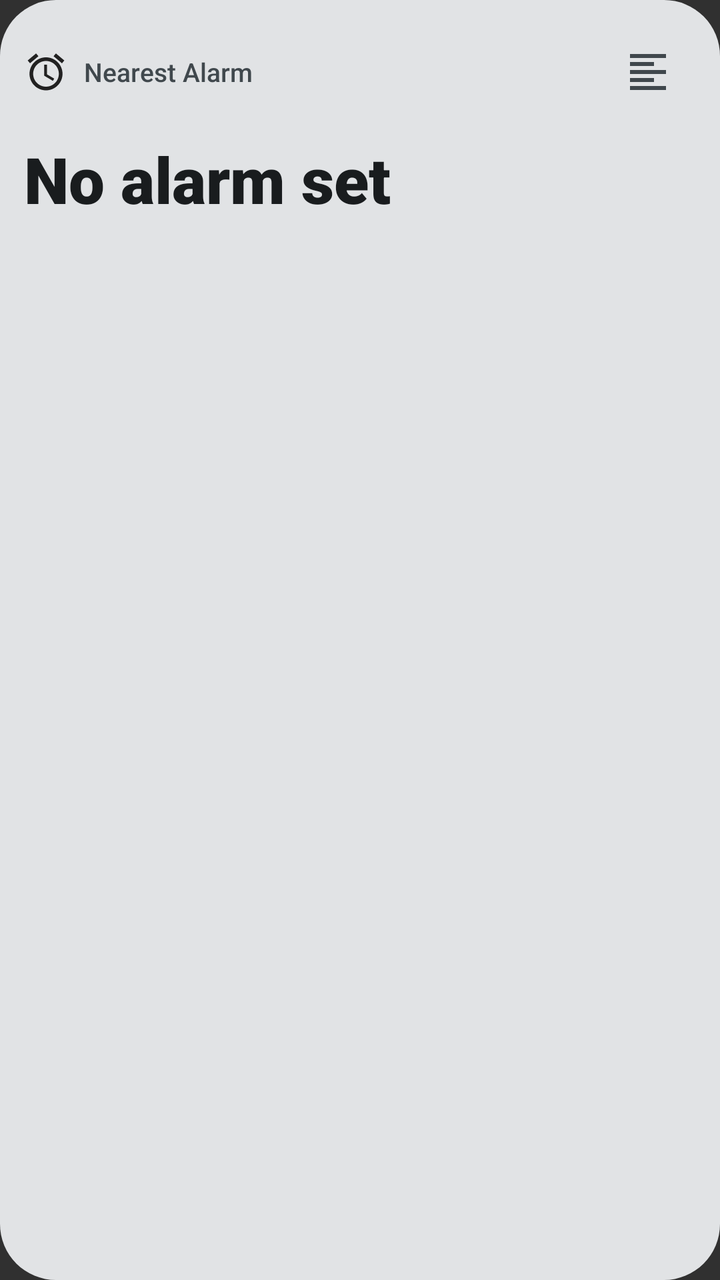
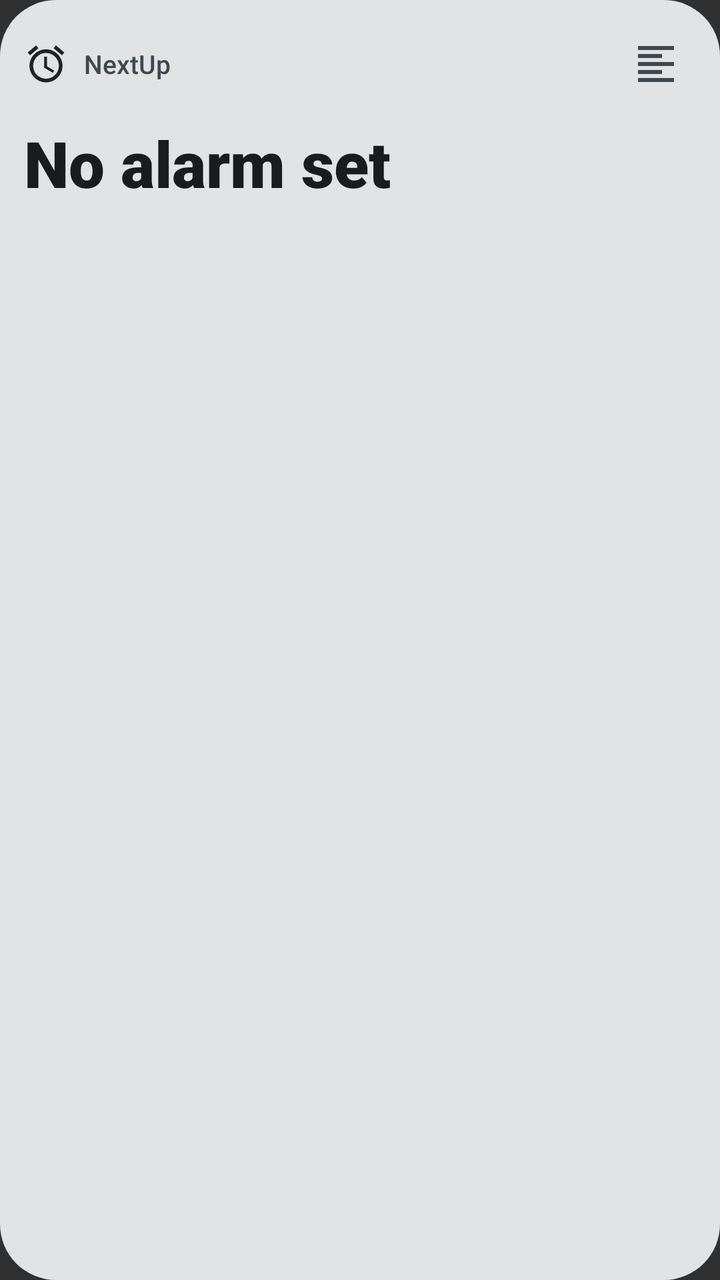

The first picture is an Android layout as it rendered before a commit; the second is the same layout after the commit. The layout source and the unified diff follow.
<!-- AndroidManifest.xml: application theme android:Theme.Material.NoActionBar -->
<!-- res/layout/widget_next_up.xml -->
<?xml version="1.0" encoding="utf-8"?>
<RelativeLayout xmlns:android="http://schemas.android.com/apk/res/android"
    android:id="@+id/widget_root"
    android:layout_width="match_parent"
    android:layout_height="match_parent"
    android:background="@drawable/widget_background"
    android:padding="12dp">

    
    <LinearLayout
        android:id="@+id/widget_top_bar"
        android:layout_width="match_parent"
        android:layout_height="wrap_content"
        android:gravity="center_vertical"
        android:orientation="horizontal">

        
        <LinearLayout
            android:id="@+id/widget_header"
            android:layout_width="0dp"
            android:layout_height="wrap_content"
            android:layout_weight="1"
            android:gravity="center_vertical"
            android:orientation="horizontal">

            <ImageView
                android:id="@+id/widget_icon"
                android:layout_width="22dp"
                android:layout_height="22dp"
                android:contentDescription="@string/app_name"
                android:src="@drawable/ic_alarm" />

            <TextView
                android:id="@+id/widget_title"
                android:layout_width="wrap_content"
                android:layout_height="wrap_content"
                android:layout_marginStart="8dp"
                android:ellipsize="end"
                android:fontFamily="sans-serif-medium"
                android:maxLines="1"
                android:text="@string/nearest_alarm_title"
                android:textColor="@color/widget_on_surface_variant"
                android:textSize="13sp" />
        </LinearLayout>

        
        <ImageView
            android:id="@+id/widget_btn_align_toggle"
            android:layout_width="48dp"
            android:layout_height="48dp"
            android:padding="12dp"
            android:contentDescription="@string/widget_alignment_title"
            android:src="@drawable/ic_format_align_left" />
    </LinearLayout>

    
    <LinearLayout
        android:layout_width="match_parent"
        android:layout_height="wrap_content"
        android:layout_below="@id/widget_top_bar"
        android:layout_centerVertical="true"
        android:layout_marginTop="8dp"
        android:orientation="vertical">

        <TextView
            android:id="@+id/widget_countdown"
            android:layout_width="match_parent"
            android:layout_height="wrap_content"
            android:autoSizeMaxTextSize="38sp"
            android:autoSizeMinTextSize="14sp"
            android:autoSizeStepGranularity="1sp"
            android:autoSizeTextType="uniform"
            android:ellipsize="none"
            android:fontFamily="sans-serif-black"
            android:maxLines="1"
            android:text="@string/no_alarm_set"
            android:textColor="@color/widget_on_surface"
            android:textSize="32sp" />

        <TextView
            android:id="@+id/widget_alarm_time"
            android:layout_width="match_parent"
            android:layout_height="wrap_content"
            android:layout_marginTop="2dp"
            android:ellipsize="end"
            android:fontFamily="sans-serif"
            android:maxLines="1"
            android:text=""
            android:textColor="@color/widget_on_surface_variant"
            android:textSize="13sp" />
    </LinearLayout>

</RelativeLayout>
<!-- resources referenced by this layout -->
<resources>
  <color name="widget_on_surface">#1D1B20</color>
  <color name="widget_on_surface_variant">#49454F</color>
  <!-- drawable ic_alarm (drawable) -->
  <vector xmlns:android="http://schemas.android.com/apk/res/android"
      android:width="24dp"
      android:height="24dp"
      android:viewportWidth="24"
      android:viewportHeight="24"
      android:tint="?android:attr/colorPrimary">
      <path
          android:fillColor="@android:color/white"
          android:pathData="M22,5.72l-4.6,-3.86 -1.29,1.53 4.6,3.86L22,5.72zM7.88,3.39L6.6,1.86 2,5.71l1.29,1.53 4.59,-3.85zM12.5,8H11v6l4.75,2.85 0.75,-1.23 -4,-2.37V8zM12,4c-4.97,0 -9,4.03 -9,9s4.02,9 9,9 9,-4.03 9,-9 -4.03,-9 -9,-9zM12,20c-3.87,0 -7,-3.13 -7,-7s3.13,-7 7,-7 7,3.13 7,7 -3.13,7 -7,7z"/>
  </vector>
  <!-- drawable ic_format_align_left (drawable) -->
  <vector xmlns:android="http://schemas.android.com/apk/res/android"
      android:width="24dp"
      android:height="24dp"
      android:viewportWidth="24"
      android:viewportHeight="24"
      android:tint="@color/widget_on_surface_variant">
      <path
          android:fillColor="@android:color/white"
          android:pathData="M15,15H3v2h12v-2zm0,-8H3v2h12V7zM3,13h18v-2H3v2zm0,8h18v-2H3v2zM3,3v2h18V3H3z" />
  </vector>
  <!-- drawable widget_background (drawable) -->
  <?xml version="1.0" encoding="utf-8"?>
  <shape xmlns:android="http://schemas.android.com/apk/res/android"
      android:shape="rectangle">
      <corners android:radius="28dp" />
      <solid android:color="@color/widget_surface" />
  </shape>
  <string name="app_name">NextUp</string>
  <string name="nearest_alarm_title">Nearest Alarm</string>
  <string name="no_alarm_set">No alarm set</string>
  <string name="widget_alignment_title">Widget Text Alignment</string>
  <color name="widget_surface">#F2EDF7</color>
</resources>

<!-- the commit's change to res/layout/widget_next_up.xml (unified diff, before → after) -->
@@ -38,7 +38,7 @@
                 android:ellipsize="end"
                 android:fontFamily="sans-serif-medium"
                 android:maxLines="1"
-                android:text="@string/nearest_alarm_title"
+                android:text="@string/app_name"
                 android:textColor="@color/widget_on_surface_variant"
                 android:textSize="13sp" />
         </LinearLayout>
@@ -46,9 +46,9 @@
         
         <ImageView
             android:id="@+id/widget_btn_align_toggle"
-            android:layout_width="48dp"
-            android:layout_height="48dp"
-            android:padding="12dp"
+            android:layout_width="40dp"
+            android:layout_height="40dp"
+            android:padding="8dp"
             android:contentDescription="@string/widget_alignment_title"
             android:src="@drawable/ic_format_align_left" />
     </LinearLayout>
@@ -67,7 +67,7 @@
             android:layout_width="match_parent"
             android:layout_height="wrap_content"
             android:autoSizeMaxTextSize="38sp"
-            android:autoSizeMinTextSize="14sp"
+            android:autoSizeMinTextSize="16sp"
             android:autoSizeStepGranularity="1sp"
             android:autoSizeTextType="uniform"
             android:ellipsize="none"
@@ -82,9 +82,9 @@
             android:layout_width="match_parent"
             android:layout_height="wrap_content"
             android:layout_marginTop="2dp"
-            android:ellipsize="end"
+            android:ellipsize="none"
             android:fontFamily="sans-serif"
-            android:maxLines="1"
+            android:maxLines="2"
             android:text=""
             android:textColor="@color/widget_on_surface_variant"
             android:textSize="13sp" />
<!-- resource entries referenced after the edit -->
@@ -32,7 +32,6 @@
       <solid android:color="@color/widget_surface" />
   </shape>
   <string name="app_name">NextUp</string>
-  <string name="nearest_alarm_title">Nearest Alarm</string>
   <string name="no_alarm_set">No alarm set</string>
   <string name="widget_alignment_title">Widget Text Alignment</string>
   <color name="widget_surface">#F2EDF7</color>
